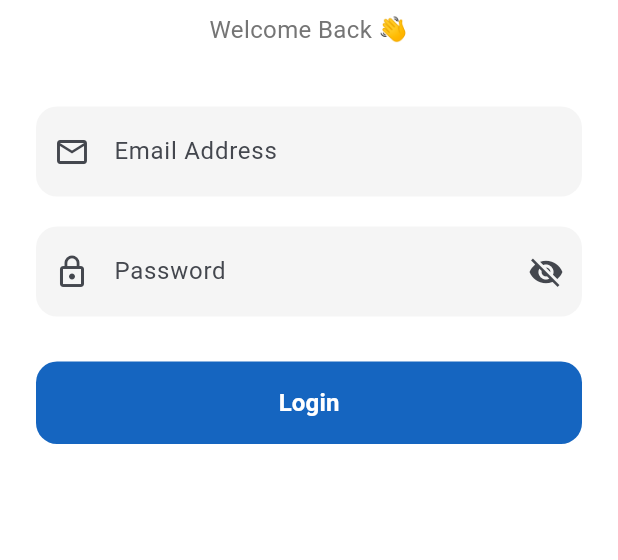
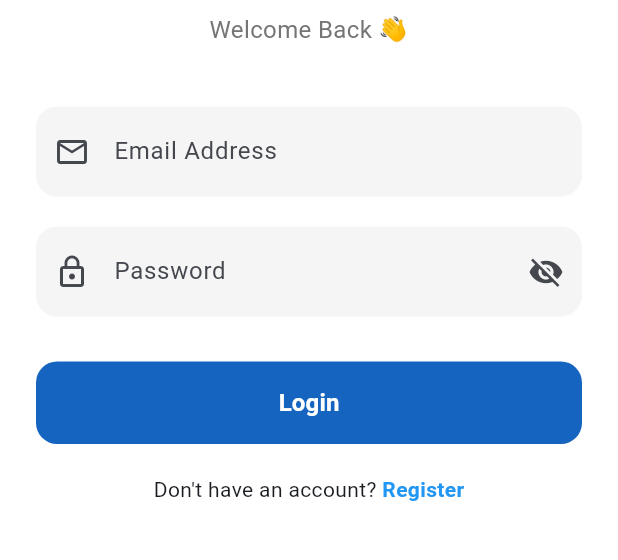
Before and after one commit to ayazmodan90/modern-high-school-management-system, a Flutter app: the screen it shows after launch, on a phone screen of 412 x 824 dp, the part 351-911 px from its top. Run offline on Flutter 3.47's test engine with Material 3 defaults, Android fonts, the phone set to English and light mode, and no system bars; our stand-ins replace firebase_core, flutter_riverpod; accounts and stored records are empty.

Commit message:
feat(auth): add Firebase authentication

```diff
--- a/lib/features/auth/presentation/pages/login_page.dart
+++ b/lib/features/auth/presentation/pages/login_page.dart
@@ -2,6 +2,7 @@ import 'package:flutter/material.dart';
 
 import '../widgets/custom_button.dart';
 import '../widgets/custom_text_field.dart';
+import 'register_page.dart';
 
 class LoginPage extends StatefulWidget {
   const LoginPage({super.key});
@@ -135,6 +136,33 @@ class _LoginPageState extends State<LoginPage> {
                   },
                 ),
 
+                const SizedBox(height: 20),
+
+                Row(
+                  mainAxisAlignment: MainAxisAlignment.center,
+                  children: [
+                    const Text("Don't have an account? "),
+
+                    GestureDetector(
+                      onTap: () {
+                        Navigator.push(
+                          context,
+                          MaterialPageRoute(
+                            builder: (context) => const RegisterPage(),
+                          ),
+                        );
+                      },
+                      child: const Text(
+                        "Register",
+                        style: TextStyle(
+                          color: Colors.blue,
+                          fontWeight: FontWeight.bold,
+                        ),
+                      ),
+                    ),
+                  ],
+                ),
+
               ],
             ),
           ),
--- a/lib/features/splash/presentation/splash_screen.dart
+++ b/lib/features/splash/presentation/splash_screen.dart
@@ -21,7 +21,7 @@ class _SplashScreenState extends State<SplashScreen> {
       Navigator.pushReplacement(
         context,
         MaterialPageRoute(
-          builder: (_) => const LoginPage(),
+          builder: (context) => const LoginPage(),
         ),
       );
     });
```
Also changed, not shown: lib/features/auth/presentation/pages/register_page.dart (added, +44 -0 lines), lib/features/auth/data/models/user_model.dart (added), lib/features/auth/data/repositories/auth_repository.dart (added).
